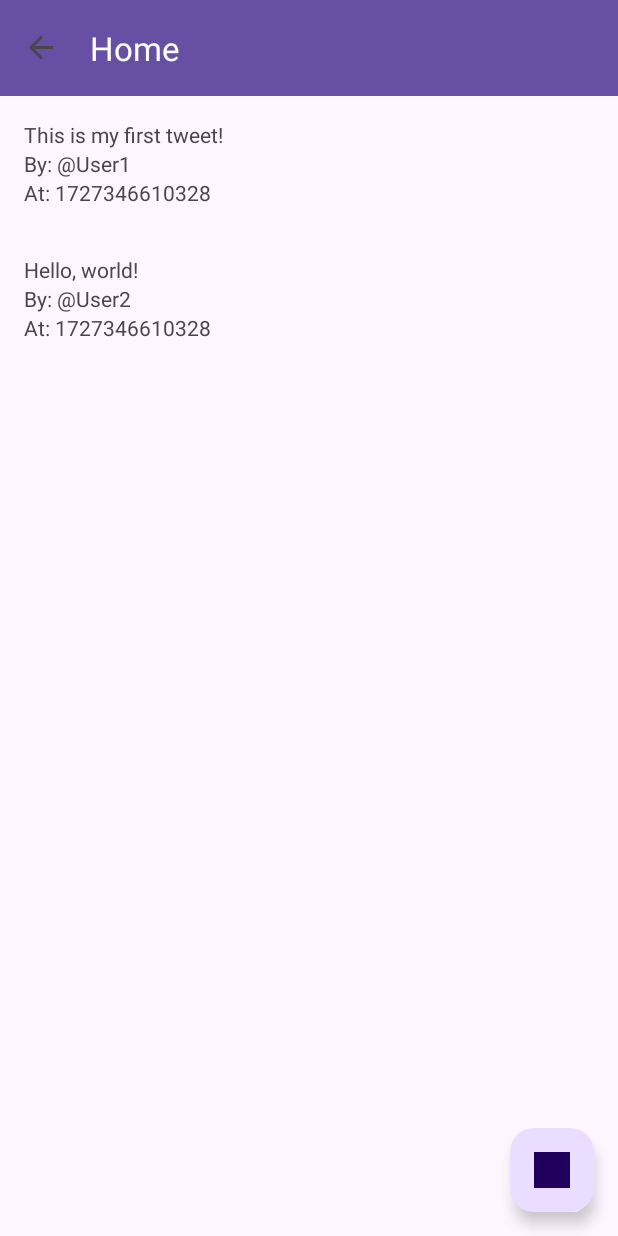
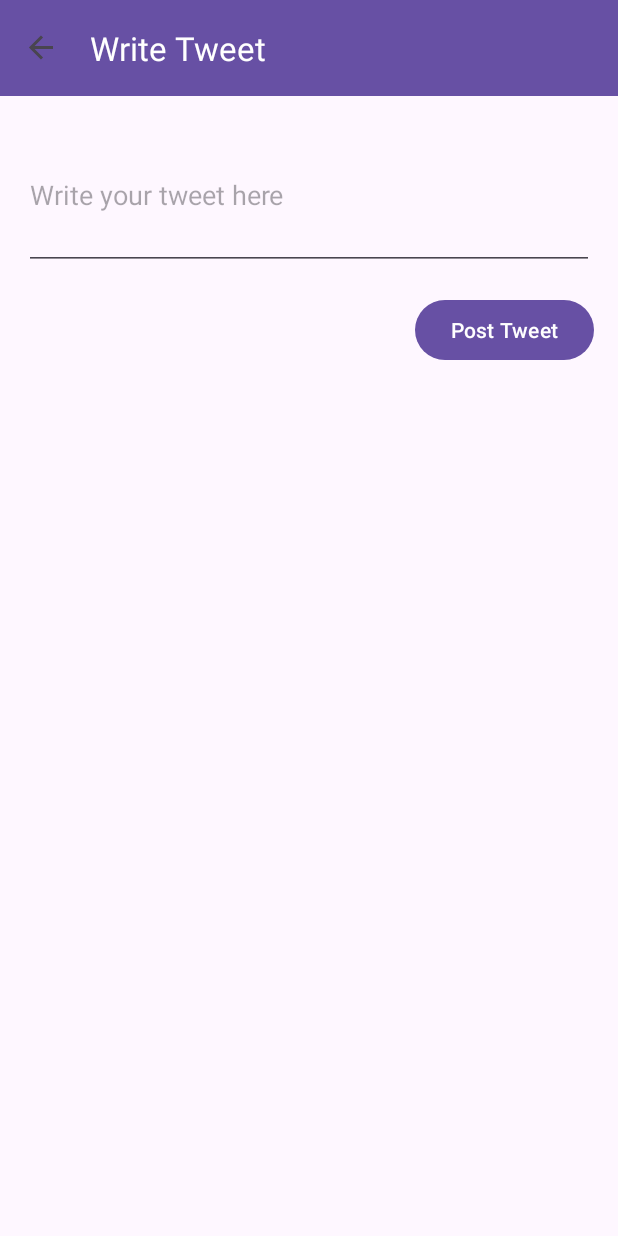
Before and after one commit to nikhil5642/ICP-TweetApp, an Android app: the HomeFragment screen opened through its navigation route, after a tap on an icon or button, on a phone screen of 412 x 824 dp. Run offline under Robolectric (Android 15) with nearby library versions, the phone set to English and light mode, and no system bars; our stand-ins replace data binding, navigation-ui; libraries missing offline, so code that uses them is left out: org.ic4j.candid.

Commit message:
basic structure ready

```diff
--- a/TweetAndroidApp/app/src/main/java/com/example/tweetandroidapp/MainActivity.kt
+++ b/TweetAndroidApp/app/src/main/java/com/example/tweetandroidapp/MainActivity.kt
@@ -1,7 +1,6 @@
 package com.example.tweetandroidapp
 
 import android.os.Bundle
-import androidx.activity.enableEdgeToEdge
 import androidx.appcompat.app.AppCompatActivity
 import androidx.appcompat.widget.Toolbar
 import androidx.lifecycle.ViewModelProvider
@@ -12,21 +11,35 @@ import androidx.navigation.ui.setupActionBarWithNavController
 import com.example.tweetandroidapp.repositories.UserRepository
 import com.example.tweetandroidapp.views.login.UserViewModel
 import com.example.tweetandroidapp.views.login.UserViewModelFactory
+import com.example.tweetandroidapp.views.login.UserActionListener
 
-class MainActivity : AppCompatActivity() {
+class MainActivity : AppCompatActivity(),UserActionListener {
     private lateinit var userRepository: UserRepository
-    private lateinit var viewModel: UserViewModel
-
+    private lateinit var userViewModel: UserViewModel
     private lateinit var navController: NavController
     override fun onCreate(savedInstanceState: Bundle?) {
         super.onCreate(savedInstanceState)
         setContentView(R.layout.activity_main)
-        initRepositories()
-        initViewModels()
 
         val toolbar: Toolbar = findViewById(R.id.toolbar)
         setSupportActionBar(toolbar)
 
+        initRepositories()
+        initViewModels()
+        setUpNavigation()
+
+        if (!userViewModel.userId.value.isNullOrEmpty()) {
+           onLoginSuccess()
+        }
+    }
+    private fun initRepositories(){
+        userRepository = UserRepository(this)
+    }
+    private fun initViewModels(){
+        userViewModel = ViewModelProvider(this,
+            UserViewModelFactory(userRepository,this))[UserViewModel::class.java]
+    }
+    private fun setUpNavigation(){
         val navHostFragment = supportFragmentManager
             .findFragmentById(R.id.nav_host_fragment) as NavHostFragment
         navController = navHostFragment.navController
@@ -35,16 +48,25 @@ class MainActivity : AppCompatActivity() {
         val appBarConfiguration = AppBarConfiguration(navController.graph)
         setupActionBarWithNavController(navController, appBarConfiguration)
 
-    }
-    private fun initRepositories(){
-        userRepository = UserRepository(this)
-    }
-    private fun initViewModels(){
-        viewModel = ViewModelProvider(this,
-            UserViewModelFactory(userRepository))[UserViewModel::class.java]
+        navController.addOnDestinationChangedListener { _, destination, _ ->
+            if (destination.id == R.id.homeFragment || destination.id ==R.id.loginFragment) {
+                supportActionBar?.setDisplayHomeAsUpEnabled(false)
+            } else {
+                supportActionBar?.setDisplayHomeAsUpEnabled(true)
+            }
+        }
     }
 
     override fun onSupportNavigateUp(): Boolean {
         return navController.navigateUp() || super.onSupportNavigateUp()
     }
+
+    override fun onLoginSuccess() {
+        navController.navigate(R.id.action_loginFragment_to_homeFragment)
+    }
+
+    override fun onLogoutSuccess() {
+        navController.popBackStack(R.id.loginFragment, false) // This pops back to loginFragment without removing it
+        navController.navigate(R.id.loginFragment)
+    }
 }
--- a/TweetAndroidApp/app/src/main/java/com/example/tweetandroidapp/views/home/HomeFragment.kt
+++ b/TweetAndroidApp/app/src/main/java/com/example/tweetandroidapp/views/home/HomeFragment.kt
@@ -2,6 +2,9 @@ package com.example.tweetandroidapp.views.home
 
 import android.os.Bundle
 import android.view.LayoutInflater
+import android.view.Menu
+import android.view.MenuInflater
+import android.view.MenuItem
 import android.view.View
 import android.view.ViewGroup
 import androidx.databinding.DataBindingUtil
@@ -12,11 +15,13 @@ import androidx.navigation.fragment.findNavController
 import androidx.recyclerview.widget.LinearLayoutManager
 import com.example.tweetandroidapp.R
 import com.example.tweetandroidapp.databinding.FragmentHomeBinding
+import com.example.tweetandroidapp.views.login.UserViewModel
 
 class HomeFragment : Fragment() {
 
     private lateinit var binding: FragmentHomeBinding
-    private lateinit var viewModel: HomeViewModel
+    private lateinit var homeViewModel: HomeViewModel
+    private lateinit var userViewModel: UserViewModel
     private lateinit var tweetAdapter: TweetAdapter
 
     override fun onCreateView(
@@ -25,10 +30,11 @@ class HomeFragment : Fragment() {
     ): View {
         // Set up DataBinding
         binding = DataBindingUtil.inflate(inflater, R.layout.fragment_home, container, false)
-
+        setHasOptionsMenu(true)
         // Initialize ViewModel
-        viewModel = ViewModelProvider(this).get(HomeViewModel::class.java)
-        binding.viewModel = viewModel
+        homeViewModel = ViewModelProvider(this)[HomeViewModel::class.java]
+        userViewModel = ViewModelProvider(requireActivity())[UserViewModel::class.java]
+        binding.viewModel = homeViewModel
         binding.lifecycleOwner = viewLifecycleOwner
 
         // Set up RecyclerView
@@ -39,15 +45,32 @@ class HomeFragment : Fragment() {
         }
 
         // Observe LiveData from ViewModel and update the RecyclerView when data changes
-        viewModel.tweets.observe(viewLifecycleOwner, Observer { tweets ->
+        homeViewModel.tweets.observe(viewLifecycleOwner, Observer { tweets ->
             tweetAdapter.submitList(tweets)
         })
 
         // Handle the floating action button click to navigate to the write tweet screen
         binding.writeTweetButton.setOnClickListener {
-//            findNavController().navigate(R.id.action_homeFragment_to_writeTweetFragment)
+            findNavController().navigate(R.id.action_homeFragment_to_writeTweetFragment)
         }
 
         return binding.root
     }
+
+    // Inflate the menu
+    override fun onCreateOptionsMenu(menu: Menu, inflater: MenuInflater) {
+        inflater.inflate(R.menu.menu_home, menu)
+        super.onCreateOptionsMenu(menu, inflater)
+    }
+
+    // Handle menu item selection
+    override fun onOptionsItemSelected(item: MenuItem): Boolean {
+        return when (item.itemId) {
+            R.id.action_logout -> {
+                userViewModel.logOut()
+                true
+            }
+            else -> super.onOptionsItemSelected(item)
+        }
+    }
 }
--- a/TweetAndroidApp/app/src/main/java/com/example/tweetandroidapp/views/home/HomeViewModel.kt
+++ b/TweetAndroidApp/app/src/main/java/com/example/tweetandroidapp/views/home/HomeViewModel.kt
@@ -4,8 +4,9 @@ import androidx.lifecycle.LiveData
 import androidx.lifecycle.MutableLiveData
 import androidx.lifecycle.ViewModel
 import com.example.tweetandroidapp.models.TweetModel
+import com.example.tweetandroidapp.repositories.UserRepository
 
-class HomeViewModel : ViewModel() {
+class HomeViewModel() : ViewModel() {
 
     // LiveData to hold the list of tweets
     private val _tweets = MutableLiveData<List<TweetModel>>()
@@ -25,4 +26,5 @@ class HomeViewModel : ViewModel() {
             // Add more mock tweets here
         )
     }
+
 }
--- /dev/null
+++ b/TweetAndroidApp/app/src/main/java/com/example/tweetandroidapp/views/home/HomeViewModelFactory.kt
@@ -0,0 +1,16 @@
+package com.example.tweetandroidapp.views.home
+
+import androidx.lifecycle.ViewModel
+import androidx.lifecycle.ViewModelProvider
+import com.example.tweetandroidapp.repositories.UserRepository
+
+class HomeViewModelFactory() : ViewModelProvider.Factory {
+
+    @Suppress("UNCHECKED_CAST")
+    override fun <T : ViewModel> create(modelClass: Class<T>): T {
+        if (modelClass.isAssignableFrom(HomeViewModel::class.java)) {
+            return HomeViewModel() as T
+        }
+        throw IllegalArgumentException("Unknown ViewModel class")
+    }
+}
--- a/TweetAndroidApp/app/src/main/java/com/example/tweetandroidapp/views/login/LoginFragment.kt
+++ b/TweetAndroidApp/app/src/main/java/com/example/tweetandroidapp/views/login/LoginFragment.kt
@@ -1,15 +1,12 @@
 package com.example.tweetandroidapp.views.login
 
-import com.example.tweetandroidapp.repositories.UserRepository
 import android.os.Bundle
 import android.view.LayoutInflater
 import android.view.View
 import android.view.ViewGroup
 import androidx.databinding.DataBindingUtil
 import androidx.fragment.app.Fragment
-import androidx.lifecycle.Observer
 import androidx.lifecycle.ViewModelProvider
-import androidx.navigation.fragment.findNavController
 import com.example.tweetandroidapp.R
 import com.example.tweetandroidapp.databinding.FragmentLoginBinding
 
@@ -26,12 +23,7 @@ class LoginFragment : Fragment() {
 
         binding.viewModel = userViewModel
         binding.lifecycleOwner = viewLifecycleOwner
-        // Observe user ID changes
-        userViewModel.username.observe(viewLifecycleOwner, Observer { username ->
-            if (!username.isNullOrEmpty()) {
-                findNavController().navigate(R.id.action_loginFragment_to_homeFragment)
-            }
-        })
+
         return binding.root
     }
 
--- /dev/null
+++ b/TweetAndroidApp/app/src/main/java/com/example/tweetandroidapp/views/login/UserActionListener.kt
@@ -0,0 +1,10 @@
+package com.example.tweetandroidapp.views.login
+
+import com.example.tweetandroidapp.repositories.UserRepository
+import androidx.lifecycle.MutableLiveData
+import androidx.lifecycle.ViewModel
+
+interface UserActionListener{
+    fun onLoginSuccess()
+    fun onLogoutSuccess()
+}
--- a/TweetAndroidApp/app/src/main/java/com/example/tweetandroidapp/views/login/UserViewModel.kt
+++ b/TweetAndroidApp/app/src/main/java/com/example/tweetandroidapp/views/login/UserViewModel.kt
@@ -4,14 +4,29 @@ import com.example.tweetandroidapp.repositories.UserRepository
 import androidx.lifecycle.MutableLiveData
 import androidx.lifecycle.ViewModel
 
-class UserViewModel(private val userRepository: UserRepository) : ViewModel() {
-    val username = MutableLiveData<String>()
+class UserViewModel(private val userRepository: UserRepository,
+                    private val userActionListener: UserActionListener) : ViewModel() {
+    val userId = MutableLiveData<String>()
 
     init{
-        username.value = userRepository.getUserId()
+        fetchUserId()
     }
-    fun onContinueClicked() {
-        val currentUsername = username.value ?: return
-        userRepository.saveUserId(currentUsername)
+
+    private fun fetchUserId() {
+        userId.value = userRepository.getUserId()
+    }
+
+    // Set userId in shared preferences
+    fun login() {
+        userId.value?.let{
+            userRepository.saveUserId(it)
+            userActionListener.onLoginSuccess()
+        }
+    }
+
+    fun logOut(){
+        userRepository.clearUserId()
+        userId.value=""
+        userActionListener.onLogoutSuccess()
     }
 }
--- a/TweetAndroidApp/app/src/main/java/com/example/tweetandroidapp/views/login/UserViewModelFactory.kt
+++ b/TweetAndroidApp/app/src/main/java/com/example/tweetandroidapp/views/login/UserViewModelFactory.kt
@@ -4,12 +4,14 @@ import androidx.lifecycle.ViewModel
 import androidx.lifecycle.ViewModelProvider
 import com.example.tweetandroidapp.repositories.UserRepository
 
-class UserViewModelFactory(private val userRepository: UserRepository) : ViewModelProvider.Factory {
+class UserViewModelFactory(private val userRepository: UserRepository,
+                           private val userActionListener: UserActionListener
+    ) : ViewModelProvider.Factory {
 
     @Suppress("UNCHECKED_CAST")
     override fun <T : ViewModel> create(modelClass: Class<T>): T {
         if (modelClass.isAssignableFrom(UserViewModel::class.java)) {
-            return UserViewModel(userRepository) as T
+            return UserViewModel(userRepository,userActionListener) as T
         }
         throw IllegalArgumentException("Unknown ViewModel class")
     }
--- /dev/null
+++ b/TweetAndroidApp/app/src/main/java/com/example/tweetandroidapp/views/writeTweet/WriteTweetFragment.kt
@@ -0,0 +1,43 @@
+package com.example.tweetandroidapp.views.writeTweet
+
+import android.os.Bundle
+import android.view.LayoutInflater
+import android.view.View
+import android.view.ViewGroup
+import android.widget.Toast
+import androidx.databinding.DataBindingUtil
+import androidx.fragment.app.Fragment
+import androidx.lifecycle.ViewModelProvider
+import androidx.navigation.fragment.findNavController
+import com.example.tweetandroidapp.R
+import com.example.tweetandroidapp.databinding.FragmentWriteTweetBinding
+
+class WriteTweetFragment : Fragment(), WriteTweetListener {
+
+    private lateinit var binding: FragmentWriteTweetBinding
+    private lateinit var viewModel: WriteTweetViewModel
+
+    override fun onCreateView(
+        inflater: LayoutInflater, container: ViewGroup?,
+        savedInstanceState: Bundle?
+    ): View? {
+        // Set up DataBinding
+        binding = DataBindingUtil.inflate(inflater, R.layout.fragment_write_tweet, container, false)
+
+        // Initialize ViewModel
+        viewModel = ViewModelProvider(this,WriteViewModelFactory(this))[WriteTweetViewModel::class.java]
+        binding.viewModel = viewModel
+        binding.lifecycleOwner = viewLifecycleOwner
+
+        return binding.root
+    }
+
+    override fun onTweetPosted() {
+        Toast.makeText(requireContext(), "Tweet Posted!", Toast.LENGTH_SHORT).show()
+        findNavController().navigateUp()
+    }
+
+    override fun onTweetPostError() {
+        Toast.makeText(requireContext(), "Please write something!", Toast.LENGTH_SHORT).show()
+    }
+}
--- /dev/null
+++ b/TweetAndroidApp/app/src/main/java/com/example/tweetandroidapp/views/writeTweet/WriteTweetListener.kt
@@ -0,0 +1,6 @@
+package com.example.tweetandroidapp.views.writeTweet
+
+interface WriteTweetListener {
+    fun onTweetPosted()
+    fun onTweetPostError()
+}
--- /dev/null
+++ b/TweetAndroidApp/app/src/main/java/com/example/tweetandroidapp/views/writeTweet/WriteTweetViewModel.kt
@@ -0,0 +1,27 @@
+package com.example.tweetandroidapp.views.writeTweet
+
+import androidx.lifecycle.MutableLiveData
+import androidx.lifecycle.ViewModel
+import com.example.tweetandroidapp.models.TweetModel
+import java.util.*
+
+class WriteTweetViewModel(private val writeTweetListener: WriteTweetListener) : ViewModel() {
+
+    val tweetContent = MutableLiveData<String>()
+    // Function to post the tweet
+    fun postTweet() {
+        // This is where the tweet posting logic would go (e.g., save to a repository or database)
+        if (tweetContent.value?.isNotEmpty() == true) {
+            val tweet = TweetModel(
+                id = Random().nextLong(), // Generate a random tweet ID
+                content = tweetContent.value,
+                creatorId = "CurrentUser", // Replace with actual logged-in user ID
+                createdAt = System.currentTimeMillis()
+            )
+            writeTweetListener.onTweetPosted()
+        }else{
+            writeTweetListener.onTweetPostError()
+        }
+
+    }
+}
--- /dev/null
+++ b/TweetAndroidApp/app/src/main/java/com/example/tweetandroidapp/views/writeTweet/WriteViewModelFactory.kt
@@ -0,0 +1,16 @@
+package com.example.tweetandroidapp.views.writeTweet
+
+import androidx.lifecycle.ViewModel
+import androidx.lifecycle.ViewModelProvider
+import com.example.tweetandroidapp.repositories.UserRepository
+
+class WriteViewModelFactory(private val writeTweetListener: WriteTweetListener) : ViewModelProvider.Factory {
+
+    @Suppress("UNCHECKED_CAST")
+    override fun <T : ViewModel> create(modelClass: Class<T>): T {
+        if (modelClass.isAssignableFrom(WriteTweetViewModel::class.java)) {
+            return WriteTweetViewModel(writeTweetListener) as T
+        }
+        throw IllegalArgumentException("Unknown ViewModel class")
+    }
+}
--- a/TweetAndroidApp/app/src/main/res/layout/fragment_login.xml
+++ b/TweetAndroidApp/app/src/main/res/layout/fragment_login.xml
@@ -24,7 +24,7 @@
             app:layout_constraintLeft_toLeftOf="parent"
             app:layout_constraintRight_toRightOf="parent"
             android:hint="Enter Username"
-            android:text="@={viewModel.username}"
+            android:text="@={viewModel.userId}"
             app:layout_constraintVertical_chainStyle="packed"
             />
 
@@ -38,7 +38,7 @@
             android:layout_width="wrap_content"
             android:layout_height="wrap_content"
             android:text="Continue"
-            android:onClick="@{() -> viewModel.onContinueClicked()}"
+            android:onClick="@{() -> viewModel.login()}"
 
             />
     </androidx.constraintlayout.widget.ConstraintLayout>
--- /dev/null
+++ b/TweetAndroidApp/app/src/main/res/layout/fragment_write_tweet.xml
@@ -0,0 +1,43 @@
+<layout xmlns:android="http://schemas.android.com/apk/res/android"
+    xmlns:tools="http://schemas.android.com/tools"
+    xmlns:app="http://schemas.android.com/apk/res-auto"
+    tools:context=".WriteTweetFragment">
+
+    <data>
+        <variable
+            name="viewModel"
+            type="com.example.tweetandroidapp.views.writeTweet.WriteTweetViewModel" />
+    </data>
+
+    <androidx.constraintlayout.widget.ConstraintLayout
+        android:layout_width="match_parent"
+        android:layout_height="match_parent"
+        android:orientation="vertical"
+        android:padding="16dp">
+
+        <!-- Tweet Content Input -->
+        <EditText
+            android:id="@+id/tweet_content_input"
+            android:layout_width="match_parent"
+            android:layout_height="wrap_content"
+            app:layout_constraintTop_toTopOf="parent"
+            app:layout_constraintLeft_toLeftOf="parent"
+            app:layout_constraintRight_toRightOf="parent"
+            android:hint="@string/write_your_tweet_here"
+            android:inputType="textMultiLine"
+            android:text="@={viewModel.tweetContent}"
+            android:minHeight="100dp" />
+
+        <!-- Post Tweet Button -->
+        <Button
+            android:id="@+id/post_tweet_button"
+            android:layout_width="wrap_content"
+            android:layout_height="wrap_content"
+            app:layout_constraintTop_toBottomOf="@id/tweet_content_input"
+            app:layout_constraintRight_toRightOf="parent"
+            android:text="@string/post_tweet"
+            android:onClick="@{()->viewModel.postTweet()}"
+            android:layout_marginTop="16dp" />
+
+    </androidx.constraintlayout.widget.ConstraintLayout>
+</layout>
--- /dev/null
+++ b/TweetAndroidApp/app/src/main/res/menu/menu_home.xml
@@ -0,0 +1,9 @@
+<?xml version="1.0" encoding="utf-8"?>
+<menu xmlns:android="http://schemas.android.com/apk/res/android"
+    xmlns:app="http://schemas.android.com/apk/res-auto">
+    <item
+        android:id="@+id/action_logout"
+        android:title="Logout"
+        android:icon="@drawable/ic_launcher_background"
+        app:showAsAction="always" />
+</menu>
--- a/TweetAndroidApp/app/src/main/res/navigation/nav_graph.xml
+++ b/TweetAndroidApp/app/src/main/res/navigation/nav_graph.xml
@@ -20,14 +20,14 @@
         android:name="com.example.tweetandroidapp.views.home.HomeFragment"
         android:label="Home"
         tools:layout="@layout/fragment_home">
-<!--        <action-->
-<!--            android:id="@+id/action_homeFragment_to_writeTweetFragment"-->
-<!--            app:destination="@id/writeTweetFragment" />-->
+        <action
+            android:id="@+id/action_homeFragment_to_writeTweetFragment"
+            app:destination="@id/writeTweetFragment" />
     </fragment>
 
-<!--    <fragment-->
-<!--        android:id="@+id/writeTweetFragment"-->
-<!--        android:name="com.example.tweetandroidapp.WriteTweetFragment"-->
-<!--        android:label="Write Tweet"-->
-<!--        tools:layout="@layout/fragment_write_tweet" />-->
+    <fragment
+        android:id="@+id/writeTweetFragment"
+        android:name="com.example.tweetandroidapp.views.writeTweet.WriteTweetFragment"
+        android:label="Write Tweet"
+        tools:layout="@layout/fragment_write_tweet" />
 </navigation>
--- a/TweetAndroidApp/app/src/main/res/values/strings.xml
+++ b/TweetAndroidApp/app/src/main/res/values/strings.xml
@@ -4,4 +4,6 @@
     <string name="canister_id">be2us-64aaa-aaaaa-qaabq-cai</string>
     <string name="by_creator">By: @%s</string>
     <string name="at_timestamp">At: %s</string>
+    <string name="post_tweet">Post Tweet</string>
+    <string name="write_your_tweet_here">Write your tweet here</string>
 </resources>
```
